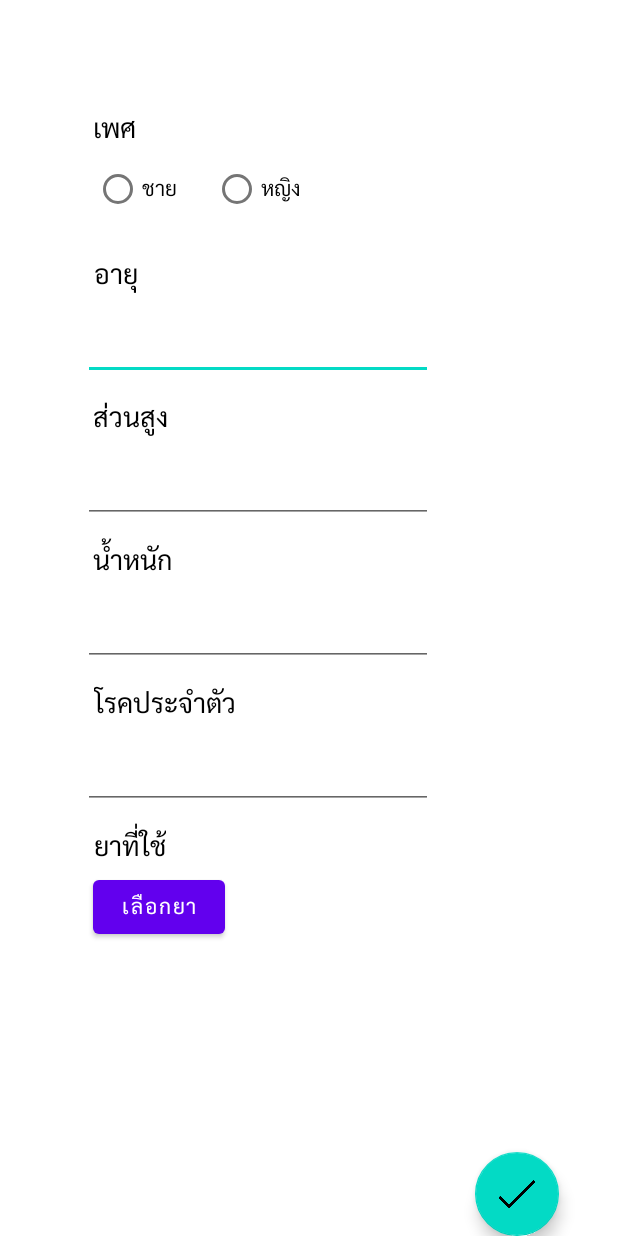
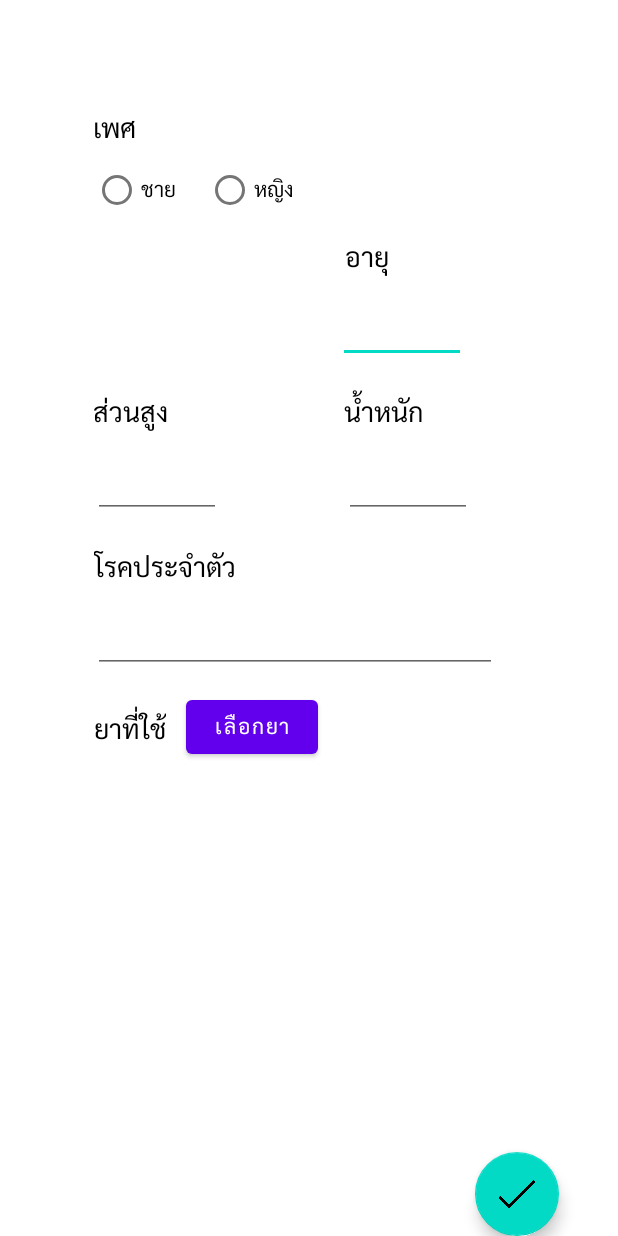
Before and after one commit to supanut-kon/AsthmaPrototype, an Android app: the PatientConfig screen opened directly, with no data from a screen before it, on a phone screen of 412 x 824 dp. Run offline under Robolectric (Android 15) with nearby library versions, the phone set to English and light mode, and no system bars.

Commit message:
25032021-add medicine select activity and hospital select activity

```diff
--- a/app/src/main/AndroidManifest.xml
+++ b/app/src/main/AndroidManifest.xml
@@ -12,7 +12,10 @@
         android:roundIcon="@mipmap/ic_launcher_round"
         android:supportsRtl="true"
         android:theme="@style/Theme.AsthmaPrototype">
-        <activity android:name=".Activities.AfterFlow"></activity>
+        <activity android:name=".HospitalSelectActivity" />
+        <activity android:name=".Activities.AddMedActivity"
+            android:exported="true"/>
+        <activity android:name=".Activities.AfterFlow" />
         <activity android:name=".Activities.RedWarning" />
         <activity android:name=".Activities.YellowWarning" />
         <activity android:name=".Activities.GreenWarning" />
--- a/app/src/main/java/cnmi/it/asthmaprototype/Activities/Dashboard.java
+++ b/app/src/main/java/cnmi/it/asthmaprototype/Activities/Dashboard.java
@@ -17,7 +17,7 @@ import com.google.android.material.floatingactionbutton.FloatingActionButton;
 
 import java.util.ArrayList;
 
-import cnmi.it.asthmaprototype.CardAdapter;
+import cnmi.it.asthmaprototype.Adapters.CardAdapter;
 import cnmi.it.asthmaprototype.Database.DatabaseAccess;
 import cnmi.it.asthmaprototype.Models.FlowModel;
 import cnmi.it.asthmaprototype.R;
--- a/app/src/main/java/cnmi/it/asthmaprototype/Activities/PatientConfig.java
+++ b/app/src/main/java/cnmi/it/asthmaprototype/Activities/PatientConfig.java
@@ -67,5 +67,10 @@ public class PatientConfig extends AppCompatActivity {
 
     }
 
+    @Override
+    protected void onResume() {
+        super.onResume();
+        Bundle extras = getIntent().getExtras();
 
+    }
 }
--- a/app/src/main/java/cnmi/it/asthmaprototype/CardAdapter.java
+++ b/app/src/main/java/cnmi/it/asthmaprototype/Adapters/CardAdapter.java
@@ -1,4 +1,4 @@
-package cnmi.it.asthmaprototype;
+package cnmi.it.asthmaprototype.Adapters;
 
 import android.content.Context;
 import android.view.LayoutInflater;
@@ -10,9 +10,9 @@ import androidx.annotation.NonNull;
 import androidx.recyclerview.widget.RecyclerView;
 
 import java.util.ArrayList;
-import java.util.Locale;
 
 import cnmi.it.asthmaprototype.Models.FlowModel;
+import cnmi.it.asthmaprototype.R;
 
 public class CardAdapter extends RecyclerView.Adapter<CardAdapter.SumHolder> {
 
--- a/app/src/main/java/cnmi/it/asthmaprototype/InhalerSpinnerAdapter.java
+++ b/app/src/main/java/cnmi/it/asthmaprototype/Adapters/InhalerSpinnerAdapter.java
@@ -1,4 +1,4 @@
-package cnmi.it.asthmaprototype;
+package cnmi.it.asthmaprototype.Adapters;
 
 import android.content.Context;
 import android.widget.ArrayAdapter;
--- /dev/null
+++ b/app/src/main/java/cnmi/it/asthmaprototype/Adapters/MedCardAdapter.java
@@ -0,0 +1,4 @@
+package cnmi.it.asthmaprototype.Adapters;
+
+public class MedCardAdapter {
+}
--- a/app/src/main/res/layout/activity_patient_config.xml
+++ b/app/src/main/res/layout/activity_patient_config.xml
@@ -22,14 +22,14 @@
 
     <EditText
         android:id="@+id/ageInput"
-        android:layout_width="wrap_content"
+        android:layout_width="85dp"
         android:layout_height="wrap_content"
         android:ems="10"
         android:inputType="number"
         app:layout_constraintBottom_toBottomOf="parent"
         app:layout_constraintEnd_toEndOf="parent"
-        app:layout_constraintHorizontal_bias="0.308"
-        app:layout_constraintStart_toStartOf="parent"
+        app:layout_constraintHorizontal_bias="0.224"
+        app:layout_constraintStart_toEndOf="@+id/GenderGroup"
         app:layout_constraintTop_toBottomOf="@+id/textView13"
         app:layout_constraintVertical_bias="0.0" />
 
@@ -37,22 +37,20 @@
         android:id="@+id/textView13"
         android:layout_width="wrap_content"
         android:layout_height="wrap_content"
-        android:layout_marginTop="8dp"
+        android:layout_marginBottom="636dp"
         android:text="อายุ"
         android:textColor="@color/black"
         android:textSize="18sp"
         app:layout_constraintBottom_toBottomOf="parent"
         app:layout_constraintEnd_toEndOf="parent"
-        app:layout_constraintHorizontal_bias="0.163"
-        app:layout_constraintStart_toStartOf="parent"
-        app:layout_constraintTop_toBottomOf="@+id/GenderGroup"
-        app:layout_constraintVertical_bias="0.013" />
+        app:layout_constraintHorizontal_bias="0.601"
+        app:layout_constraintStart_toStartOf="parent" />
 
     <TextView
         android:id="@+id/textView14"
         android:layout_width="wrap_content"
         android:layout_height="wrap_content"
-        android:layout_marginTop="8dp"
+        android:layout_marginTop="16dp"
         android:text="ส่วนสูง"
         android:textColor="@color/black"
         android:textSize="18sp"
@@ -65,13 +63,13 @@
 
     <EditText
         android:id="@+id/heightInput"
-        android:layout_width="wrap_content"
+        android:layout_width="85dp"
         android:layout_height="wrap_content"
         android:ems="10"
         android:inputType="number"
         app:layout_constraintBottom_toBottomOf="parent"
         app:layout_constraintEnd_toEndOf="parent"
-        app:layout_constraintHorizontal_bias="0.308"
+        app:layout_constraintHorizontal_bias="0.19"
         app:layout_constraintStart_toStartOf="parent"
         app:layout_constraintTop_toBottomOf="@+id/textView14"
         app:layout_constraintVertical_bias="0.0" />
@@ -83,16 +81,16 @@
         android:orientation="horizontal"
         app:layout_constraintBottom_toBottomOf="parent"
         app:layout_constraintEnd_toEndOf="parent"
-        app:layout_constraintHorizontal_bias="0.229"
+        app:layout_constraintHorizontal_bias="0.224"
         app:layout_constraintStart_toStartOf="parent"
         app:layout_constraintTop_toBottomOf="@+id/textView12"
-        app:layout_constraintVertical_bias="0.0">
+        app:layout_constraintVertical_bias="0.001">
 
         <RadioButton
             android:id="@+id/radioMale"
             android:layout_width="match_parent"
             android:layout_height="wrap_content"
-            android:layout_marginEnd="24dp"
+            android:layout_marginEnd="20dp"
             android:text="ชาย" />
 
         <RadioButton
@@ -106,24 +104,24 @@
         android:id="@+id/textView7"
         android:layout_width="wrap_content"
         android:layout_height="wrap_content"
-        android:layout_marginTop="8dp"
+        android:layout_marginTop="16dp"
         android:text="น้ำหนัก"
         android:textColor="@color/black"
         android:textSize="18sp"
         app:layout_constraintEnd_toEndOf="parent"
-        app:layout_constraintHorizontal_bias="0.173"
+        app:layout_constraintHorizontal_bias="0.639"
         app:layout_constraintStart_toStartOf="parent"
-        app:layout_constraintTop_toBottomOf="@+id/heightInput" />
+        app:layout_constraintTop_toBottomOf="@+id/ageInput" />
 
     <EditText
         android:id="@+id/weightText"
-        android:layout_width="wrap_content"
+        android:layout_width="85dp"
         android:layout_height="wrap_content"
         android:ems="10"
         android:inputType="number"
         app:layout_constraintBottom_toBottomOf="parent"
         app:layout_constraintEnd_toEndOf="parent"
-        app:layout_constraintHorizontal_bias="0.308"
+        app:layout_constraintHorizontal_bias="0.702"
         app:layout_constraintStart_toStartOf="parent"
         app:layout_constraintTop_toBottomOf="@+id/textView7"
         app:layout_constraintVertical_bias="0.0" />
@@ -141,7 +139,7 @@
         app:layout_constraintHorizontal_bias="0.173"
         app:layout_constraintStart_toStartOf="parent"
         app:layout_constraintTop_toBottomOf="@+id/congenitaltext"
-        app:layout_constraintVertical_bias="0.0" />
+        app:layout_constraintVertical_bias="0.038" />
 
     <com.google.android.material.floatingactionbutton.FloatingActionButton
         android:id="@+id/saveprofilefab"
@@ -156,12 +154,12 @@
 
     <EditText
         android:id="@+id/congenitaltext"
-        android:layout_width="wrap_content"
+        android:layout_width="269dp"
         android:layout_height="wrap_content"
         android:ems="10"
         android:inputType="textPersonName"
         app:layout_constraintEnd_toEndOf="parent"
-        app:layout_constraintHorizontal_bias="0.308"
+        app:layout_constraintHorizontal_bias="0.436"
         app:layout_constraintStart_toStartOf="parent"
         app:layout_constraintTop_toBottomOf="@+id/congenitalheader" />
 
@@ -169,23 +167,24 @@
         android:id="@+id/congenitalheader"
         android:layout_width="wrap_content"
         android:layout_height="wrap_content"
-        android:layout_marginTop="8dp"
+        android:layout_marginTop="16dp"
         android:text="โรคประจำตัว"
         android:textColor="@color/black"
         android:textSize="18sp"
         app:layout_constraintEnd_toEndOf="parent"
         app:layout_constraintHorizontal_bias="0.197"
         app:layout_constraintStart_toStartOf="parent"
-        app:layout_constraintTop_toBottomOf="@+id/weightText" />
+        app:layout_constraintTop_toBottomOf="@+id/heightInput" />
 
     <Button
         android:id="@+id/editMedbtn"
         android:layout_width="wrap_content"
         android:layout_height="wrap_content"
+        android:layout_marginTop="12dp"
         android:text="เลือกยา"
         app:layout_constraintEnd_toEndOf="parent"
-        app:layout_constraintHorizontal_bias="0.191"
-        app:layout_constraintStart_toStartOf="parent"
-        app:layout_constraintTop_toBottomOf="@+id/medheader" />
+        app:layout_constraintHorizontal_bias="0.061"
+        app:layout_constraintStart_toEndOf="@+id/medheader"
+        app:layout_constraintTop_toBottomOf="@+id/congenitaltext" />
 
 </androidx.constraintlayout.widget.ConstraintLayout>
```
Also changed, not shown: app/src/main/java/cnmi/it/asthmaprototype/Activities/AddMedActivity.java (added, +31 -0 lines), app/src/main/java/cnmi/it/asthmaprototype/HospitalSelectActivity.java (added, +15 -0 lines), app/src/main/res/layout/activity_add_med.xml (added, +138 -0 lines), app/src/main/res/layout/activity_hospital_select.xml (added, +47 -0 lines), app/src/main/res/layout/asthma_med_layout.xml (added, +30 -0 lines), app/src/main/res/layout/med_add_view.xml (added, +120 -0 lines).
